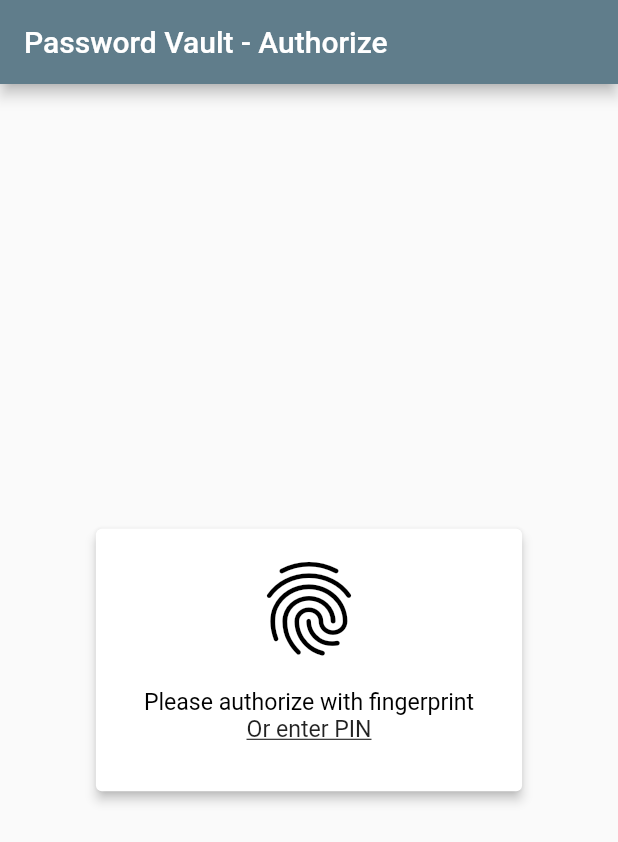
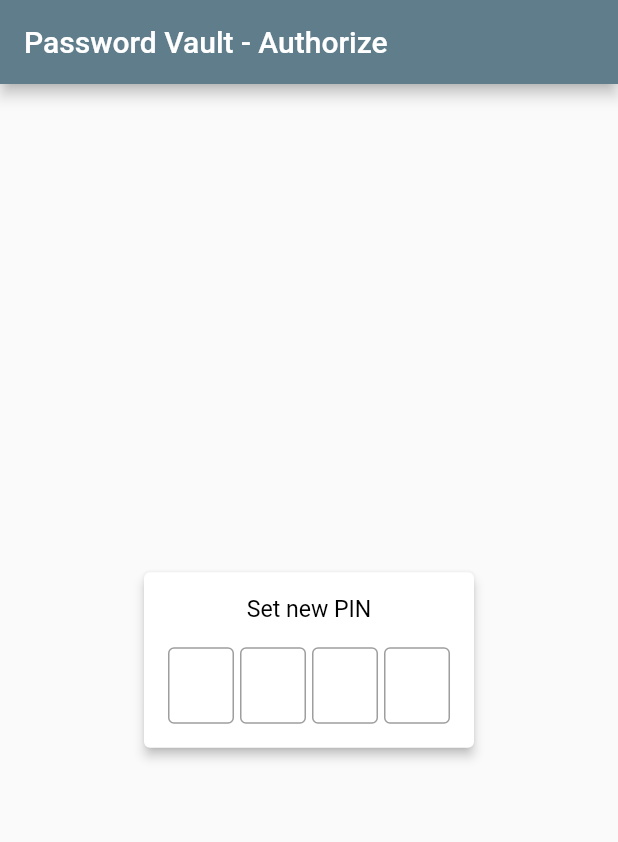
Before and after one commit to darekbx/password-vault-client, a Flutter app: the screen it shows after launch, on a phone screen of 412 x 824 dp. Shown: the top 842 px of the screen. Run offline on Flutter 3.47's test engine with Material 2 defaults, Android fonts, the phone set to English and light mode, and no system bars; our stand-ins replace shared_preferences; missing offline and left inert: biometric, encrypt.

```diff
--- a/lib/authorize/authorizepage.dart
+++ b/lib/authorize/authorizepage.dart
@@ -1,13 +1,15 @@
 import 'package:flutter/material.dart';
 import 'package:biometric/biometric.dart';
 import 'package:flutter/services.dart';
+import 'package:passwordvaultclient/storage.dart';
 
 enum _State {
   NOT_AUTHENTICATED,
   NOT_AVAILABLE,
   AUTHENTICATION_FAILED,
   AUTHENTICATED,
-  ENTER_PIN
+  ENTER_PIN,
+  PROVIDE_PIN
 }
 
 class AuthorizePage extends StatefulWidget {
@@ -19,6 +21,7 @@ class AuthorizePage extends StatefulWidget {
 
 class _AuthorizePageState extends State<AuthorizePage> {
   final Biometric _biometric = Biometric();
+  final Storage _storage = Storage();
   final int _pinSize = 4;
 
   _State _authState = _State.NOT_AUTHENTICATED;
@@ -28,6 +31,13 @@ class _AuthorizePageState extends State<AuthorizePage> {
   @override
   void initState() {
     super.initState();
+
+    _storage.containsPin().then((containsPin) {
+      setState(() {
+        _authState = containsPin ? _State.NOT_AUTHENTICATED : _State.PROVIDE_PIN;
+      });
+    });
+
     Future.delayed(Duration.zero, () {
       _initializeBiometric();
     });
@@ -80,7 +90,10 @@ class _AuthorizePageState extends State<AuthorizePage> {
         body = Text("Authenticated");
         break;
       case _State.ENTER_PIN:
-        body = _enterPin();
+        body = _enterPin("Enter PIN");
+        break;
+      case _State.PROVIDE_PIN:
+        body = _enterPin("Set new PIN");
         break;
     }
     return Scaffold(
@@ -136,7 +149,7 @@ class _AuthorizePageState extends State<AuthorizePage> {
     });
   }
 
-  Widget _enterPin() {
+  Widget _enterPin(String title) {
     return Center(
       child: Card(
           elevation: 3.0,
@@ -145,7 +158,7 @@ class _AuthorizePageState extends State<AuthorizePage> {
               child: Column(mainAxisSize: MainAxisSize.min, children: [
                 Padding(
                     padding: EdgeInsets.only(bottom: 16),
-                    child: Text("Enter PIN",
+                    child: Text(title,
                         textScaleFactor: 1.1,
                         style: TextStyle(color: Colors.black))),
                 Wrap(spacing: 4, children: <Widget>[
@@ -195,7 +208,10 @@ class _AuthorizePageState extends State<AuthorizePage> {
   void _onPinAuthorize() {
     var pin = "";
     _pinControllers.forEach((controller) => pin += controller.text);
-
-    // TODO: handle pin
+    if (_authState ==_State.ENTER_PIN) {
+      // TODO: handle pin
+    } else if (_authState ==_State.PROVIDE_PIN) {
+      _storage.savePin(pin);
+    }
   }
 }
--- a/lib/storage.dart
+++ b/lib/storage.dart
@@ -14,5 +14,10 @@ class Storage {
     return preferences.getString(this._pinKey);
   }
 
+  Future<bool> containsPin() async {
+    var preferences = await _providePreferences();
+    return preferences.containsKey(this._pinKey);
+  }
+
   Future<SharedPreferences> _providePreferences() async => await SharedPreferences.getInstance();
 }
```
